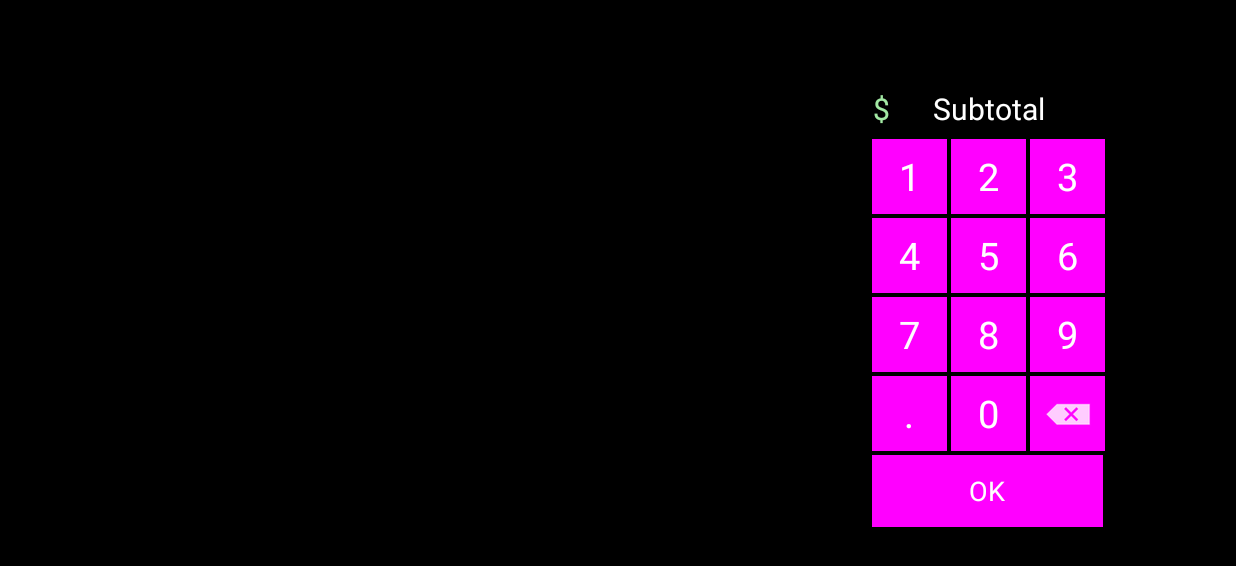
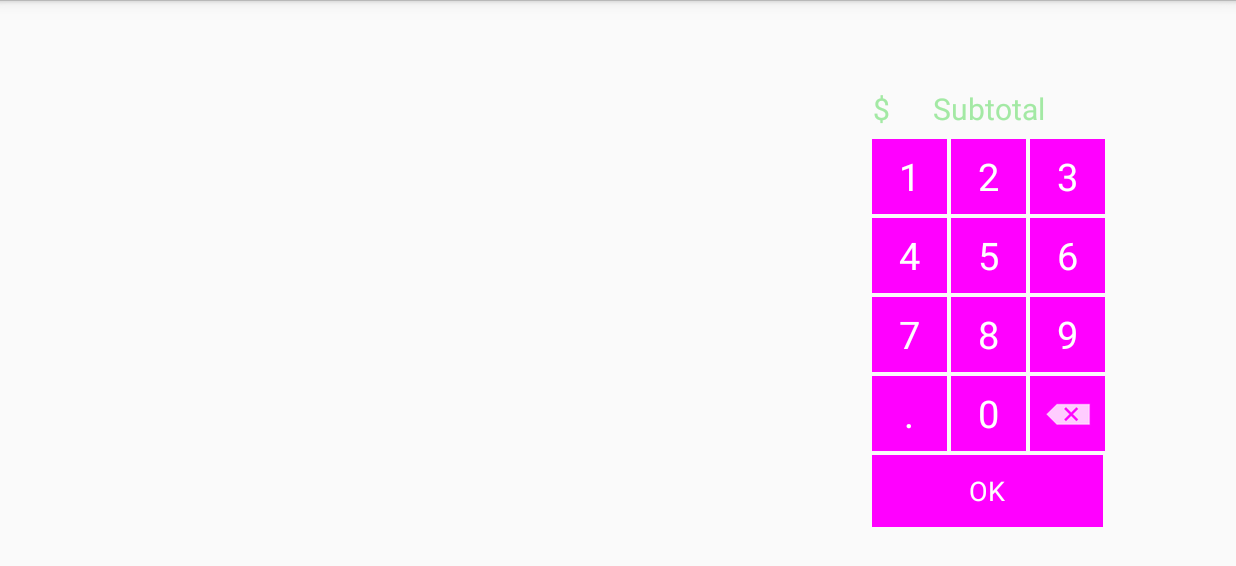
Before and after one commit to 9ae/bowls-gradle, an Android app: the TableActivity screen opened directly, with no data from a screen before it, on a phone screen of 824 x 412 dp (held sideways). Shown: the top 566 px of the screen. Run offline under Robolectric (Android 15) with nearby library versions, the phone set to English and light mode, and no system bars.

Commit message:
white out

```diff
--- a/app/src/main/res/drawable/circle_btn.xml
+++ b/app/src/main/res/drawable/circle_btn.xml
@@ -3,5 +3,5 @@
 <size
     android:width="32dip"
     android:height="32dip"/>
-<solid android:color="#33AAAAAA"/>
+<solid android:color="@android:color/darker_gray"/>
 </shape>
--- a/app/src/main/res/drawable/li_gradient.xml
+++ b/app/src/main/res/drawable/li_gradient.xml
@@ -1,8 +1,8 @@
 <shape xmlns:android="http://schemas.android.com/apk/res/android" android:shape="rectangle" >
     <gradient
         android:angle="0"
-        android:centerColor="@android:color/transparent"
-        android:startColor="@android:color/transparent"
+        android:centerColor="@color/off_white"
+        android:startColor="@color/off_white"
         android:endColor="@color/lime"
         android:type="linear" />
 </shape>
--- a/app/src/main/res/drawable/li_gradient_active.xml
+++ b/app/src/main/res/drawable/li_gradient_active.xml
@@ -2,7 +2,7 @@
     <gradient
         android:angle="0"
         android:centerColor="@color/grapefruit"
-        android:startColor="@android:color/transparent"
+        android:startColor="@color/off_white"
         android:endColor="@color/grapefruit"
         android:type="linear" />
 </shape>
--- a/app/src/main/res/layout/activity_table.xml
+++ b/app/src/main/res/layout/activity_table.xml
@@ -2,7 +2,7 @@
     xmlns:tools="http://schemas.android.com/tools"
     android:layout_width="match_parent"
     android:layout_height="match_parent"
-    android:background="@android:color/black"
+    android:background="@color/off_white"
 	android:orientation="horizontal"
     tools:context=".TableActivity" >
 
--- a/app/src/main/res/layout/fragment_bill.xml
+++ b/app/src/main/res/layout/fragment_bill.xml
@@ -2,7 +2,7 @@
     xmlns:tools="http://schemas.android.com/tools"
     android:layout_width="match_parent"
     android:layout_height="match_parent"
-    android:background="@android:color/black"
+    android:background="@color/off_white"
     android:gravity="bottom"
     android:orientation="vertical"
     android:padding="@dimen/pad"
@@ -28,7 +28,8 @@
         android:layout_height="0dip"
         android:layout_weight="8"
         android:stackFromBottom="false"
-        android:transcriptMode="alwaysScroll" />
+        android:transcriptMode="alwaysScroll"
+        android:paddingBottom="0dp" />
 
 
     <TableLayout
--- a/app/src/main/res/layout/fragment_number_pad.xml
+++ b/app/src/main/res/layout/fragment_number_pad.xml
@@ -3,7 +3,7 @@
     android:layout_width="match_parent"
     android:layout_height="match_parent"
     android:layout_gravity="center"
-    android:background="@android:color/black"
+    android:background="@color/off_white"
     tools:context=".NumberPadFragment" >
 
 <GridLayout
@@ -43,8 +43,8 @@
              android:singleLine="true"
              android:gravity="center"
              android:textAlignment="gravity"
-             android:textColor="@color/lime"
-             android:textColorHint="@android:color/white"
+             android:textColor="@color/apple"
+             android:textColorHint="@color/lime"
              android:textSize="20sp" />
 
          <TextView
--- a/app/src/main/res/layout/fragment_prelude.xml
+++ b/app/src/main/res/layout/fragment_prelude.xml
@@ -66,7 +66,7 @@
             android:id="@+id/btn_split_equally"
             style="@style/SplitButtons"
             android:text="@string/split_equally"
-            android:textColor="@android:color/black"
+            android:textColor="@color/off_white"
             android:background="@color/raspberry"
                         android:onClick="onSplitEqually"
              />
@@ -75,7 +75,7 @@
             android:id="@+id/btn_split_line"
             style="@style/SplitButtons"
             android:text="@string/split_line"
-			android:background="@android:color/black"
+			android:background="@color/off_white"
             android:textColor="@color/raspberry"
                         android:onClick="onSplitByItem"
 
--- a/app/src/main/res/layout/fragment_table.xml
+++ b/app/src/main/res/layout/fragment_table.xml
@@ -52,7 +52,7 @@
 	        android:focusable="false"
 	        android:focusableInTouchMode="false"
 	        android:longClickable="false"
-	        android:textColor="@android:color/white" />
+	        android:textColor="@android:color/darker_gray" />
 
      	<Button
          android:id="@+id/btn_ok"
--- a/app/src/main/res/layout/fragment_tutorial.xml
+++ b/app/src/main/res/layout/fragment_tutorial.xml
@@ -2,7 +2,7 @@
     xmlns:tools="http://schemas.android.com/tools"
     android:layout_width="match_parent"
     android:layout_height="match_parent"
-    android:background="@android:color/black"
+    android:background="@color/off_white"
     tools:context=".TutorialFragment" >
     <ImageView
         android:id="@+id/img_tutorial"
--- a/app/src/main/res/values/colors.xml
+++ b/app/src/main/res/values/colors.xml
@@ -5,4 +5,5 @@
   	<color name="raspberry">#ffff5722</color>
   	<color name="lime">#ffa3e9a4</color>
   	<color name="apple">#ff2baf2b</color>
+    <color name="off_white">#fffafafa</color>
 </resources>
--- a/app/src/main/res/values/styles.xml
+++ b/app/src/main/res/values/styles.xml
@@ -37,7 +37,7 @@
     <style name="BillLabel">
         <item name="android:textSize">@dimen/large_font</item>
         <item name="android:layout_width">wrap_content</item>
-        <item name="android:textColor">@android:color/white</item>
+        <item name="android:textColor">@android:color/darker_gray</item>
     </style>
 
     <style name="BillSubLabel">
@@ -47,7 +47,7 @@
 
     <style name="BillValue">
         <item name="android:textSize">@dimen/med_font</item>
-        <item name="android:textColor">@android:color/white</item>
+        <item name="android:textColor">@color/apple</item>
          <item name="android:textStyle">bold</item>
     </style>
 
```
Also changed, not shown: 187 other files.
